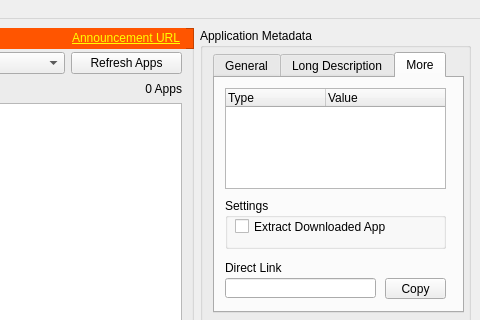
dhtdht020/osc-dl, file gui/united.ui: the form before one commit; both pictures show x 420 to 900 and y 0 to 320 of the 900 by 410 pixel window.
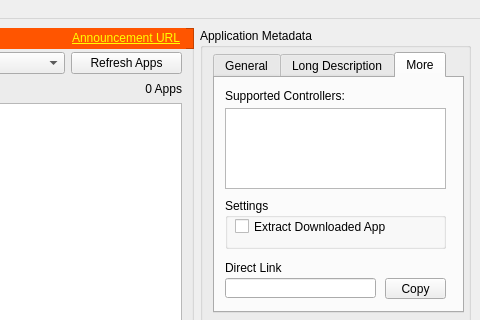
The form after the commit. The open tabs and pages were chosen to show the change.

Commit message: Supported controllers now displayed in More tab

What changed in the file:
```diff
--- a/gui/united.ui
+++ b/gui/united.ui
@@ -699,29 +699,6 @@
              <string>Copy</string>
             </property>
            </widget>
-           <widget class="QTreeWidget" name="metaTreeWidget">
-            <property name="geometry">
-             <rect>
-              <x>10</x>
-              <y>10</y>
-              <width>221</width>
-              <height>101</height>
-             </rect>
-            </property>
-            <property name="rootIsDecorated">
-             <bool>false</bool>
-            </property>
-            <column>
-             <property name="text">
-              <string>Type</string>
-             </property>
-            </column>
-            <column>
-             <property name="text">
-              <string>Value</string>
-             </property>
-            </column>
-           </widget>
            <widget class="QGroupBox" name="settingsBox">
             <property name="geometry">
              <rect>
@@ -748,6 +725,29 @@
              </property>
             </widget>
            </widget>
+           <widget class="QLabel" name="SupportedControllersLabel">
+            <property name="geometry">
+             <rect>
+              <x>10</x>
+              <y>10</y>
+              <width>221</width>
+              <height>16</height>
+             </rect>
+            </property>
+            <property name="text">
+             <string>Supported Controllers:</string>
+            </property>
+           </widget>
+           <widget class="QListWidget" name="SupportedControllersListWidget">
+            <property name="geometry">
+             <rect>
+              <x>10</x>
+              <y>30</y>
+              <width>221</width>
+              <height>81</height>
+             </rect>
+            </property>
+           </widget>
           </widget>
          </widget>
         </widget>
```
Left out of the diff: 7 changed lines with no effect on the pictures. The commit also changes 2 other files.
